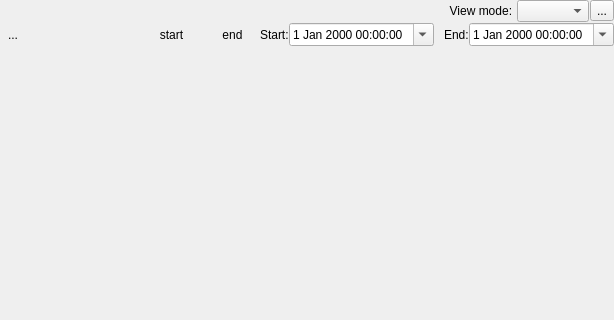
The window that Viewer/ecflowUI/src/TimelineWidget.ui (ecmwf/ecflow) describes before a commit, drawn with Qt 5; both pictures show x 318 to 932 and y 0 to 320 of the 932 by 664 pixel window.
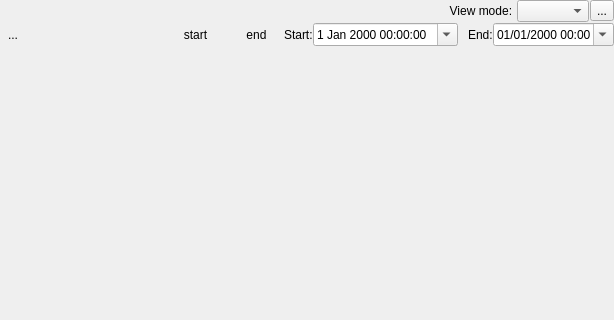
The same window after the commit. Icons and pictures are not drawn. Custom widgets are drawn as their Qt base class.

Commit message: ecFlowUI: year is always shown as 2018 in timeline from and start time widgets ECFLOW-1497

Patch:
```diff
--- a/Viewer/ecflowUI/src/TimelineWidget.ui
+++ b/Viewer/ecflowUI/src/TimelineWidget.ui
@@ -362,6 +362,9 @@
       </item>
       <item>
        <widget class="QDateTimeEdit" name="toTimeEdit">
+        <property name="displayFormat">
+         <string>dd/MM/yyyy HH:mm</string>
+        </property>
         <property name="calendarPopup">
          <bool>true</bool>
         </property>
```
Left out of the diff: 6 changed lines with no effect on the pictures. The commit also changes 1 other file.
